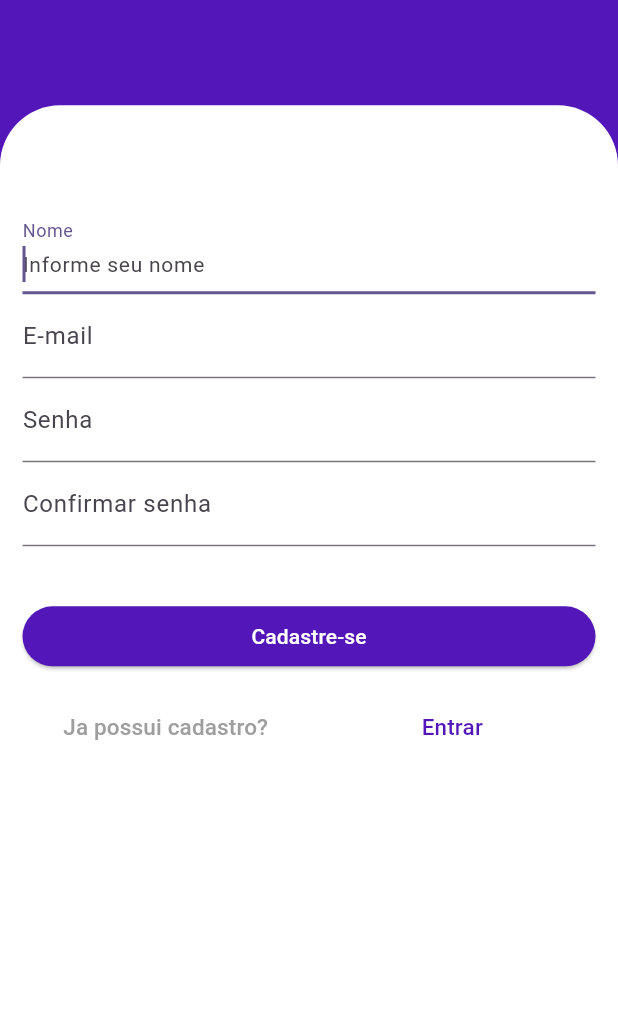
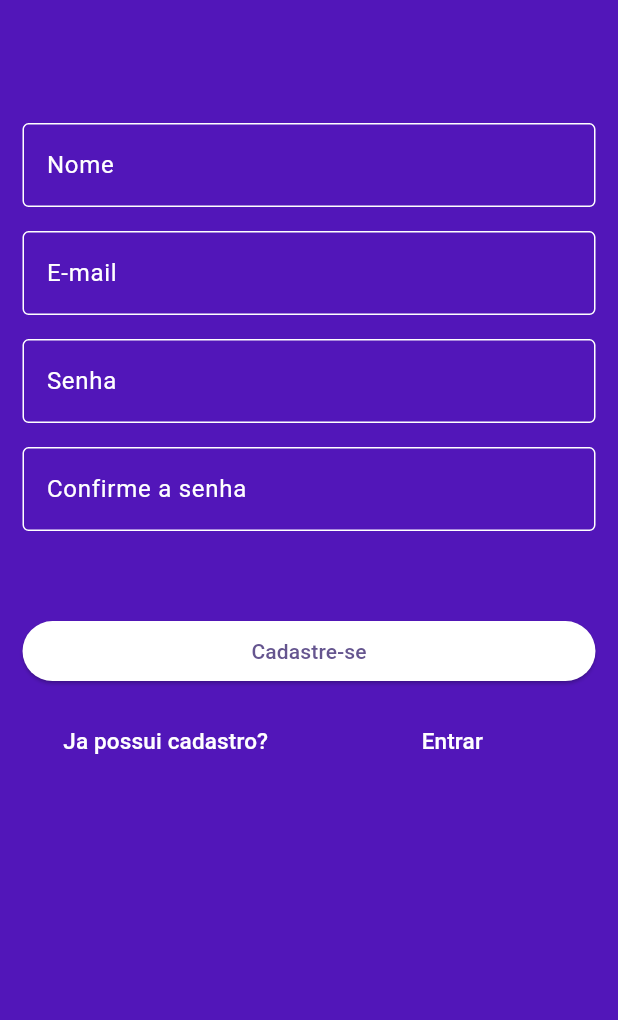
Before and after one commit to danielrocha28/Kairoz, a Flutter app: the RegisterPage screen opened by its route, on a phone screen of 412 x 824 dp, the part 216-1236 px from its top. Run offline on Flutter 3.47's test engine with Material 3 defaults, Android fonts, the phone set to English and light mode, and no system bars; our stand-ins replace carousel_slider, fl_chart, flutter_dotenv, flutter_speed_dial, youtube_player_flutter.

Commit message:
Padronizei as telas de login e cadastro

```diff
--- a/kairoz.app/lib/main.dart
+++ b/kairoz.app/lib/main.dart
@@ -4,6 +4,7 @@ import 'package:kairoz/pages/login_page.dart';
 import 'package:kairoz/pages/register_page.dart';
 
 import 'package:flutter_dotenv/flutter_dotenv.dart';
+import 'package:kairoz/widgets/tela_informacoes.dart';
 
 void main() async {
   await dotenv.load(fileName: ".env");
--- a/kairoz.app/lib/pages/home_page.dart
+++ b/kairoz.app/lib/pages/home_page.dart
@@ -1,6 +1,8 @@
 import 'package:flutter/material.dart';
 import 'package:flutter_speed_dial/flutter_speed_dial.dart';
 import 'package:kairoz/models/task_model.dart';
+import 'package:kairoz/widgets/grafico_pizza.dart';
+import 'package:kairoz/widgets/my_carousel.dart';
 
 class HomePage extends StatefulWidget {
   const HomePage({super.key});
@@ -29,6 +31,7 @@ class _HomePageState extends State<HomePage> {
         ),
         backgroundColor: const Color.fromARGB(255, 82, 22, 185),
       ),
+      // body: PieChartContainer(),
       body: Container(
         padding: const EdgeInsets.all(16.0),
         child: ListView(
--- a/kairoz.app/lib/pages/login_page.dart
+++ b/kairoz.app/lib/pages/login_page.dart
@@ -68,7 +68,11 @@ class _LoginPageState extends State<LoginPage> {
               child: Column(
                 mainAxisSize: MainAxisSize.min,
                 children: [
-                  const KairozLogo(),
+                  const Positioned(
+                    top: 20, // Distância do topo
+                    left: 20, // Distância da esquerda
+                    child: KairozLogo(),
+                  ),
                   const SizedBox(height: 16),
                   KairozOutlineInput(
                     labelText: 'Email',
--- a/kairoz.app/lib/pages/register_page.dart
+++ b/kairoz.app/lib/pages/register_page.dart
@@ -5,6 +5,7 @@ import 'package:http/http.dart' as http;
 import 'package:kairoz/services/register.service.dart';
 import 'package:kairoz/widgets/kairoz_input.dart';
 import 'package:kairoz/widgets/kairoz_logo.dart';
+import 'package:kairoz/widgets/kairoz_outline_input.dart';
 
 class RegisterPage extends StatefulWidget {
   const RegisterPage({super.key});
@@ -66,7 +67,7 @@ class _RegisterPageState extends State<RegisterPage> {
       backgroundColor: const Color.fromARGB(255, 82, 22, 185),
       body: Stack(
         children: [
-          const KairozLogo(),
+          const KairozLogo(), // Logo que vai sobrepor
           form(context),
         ],
       ),
@@ -76,16 +77,15 @@ class _RegisterPageState extends State<RegisterPage> {
   Container containerButtonRegister(BuildContext context) {
     return Container(
       height: 40.0,
-      margin: const EdgeInsets.only(top: 40.0),
+      margin: const EdgeInsets.only(top: 60.0),
       child: ElevatedButton(
         style: ButtonStyle(
           backgroundColor: WidgetStateProperty.all(
-            const Color.fromARGB(255, 82, 22, 185),
+            const Color.fromARGB(255, 255, 255, 255),
           ),
         ),
         child: const Text(
           "Cadastre-se",
-          style: TextStyle(color: Colors.white),
         ),
         onPressed: () {
           if (_formKey.currentState!.validate()) {
@@ -109,7 +109,7 @@ class _RegisterPageState extends State<RegisterPage> {
                 textAlign: TextAlign.center,
                 overflow: TextOverflow.ellipsis,
                 style: TextStyle(
-                  color: Colors.grey,
+                  color: Colors.white,
                   fontSize: 15,
                 ),
               ),
@@ -124,7 +124,7 @@ class _RegisterPageState extends State<RegisterPage> {
               child: const Text(
                 "Entrar",
                 style: TextStyle(
-                  color: Color.fromARGB(255, 82, 22, 185),
+                  color: Color.fromARGB(255, 255, 255, 255),
                   fontSize: 15,
                 ),
               ),
@@ -143,9 +143,9 @@ class _RegisterPageState extends State<RegisterPage> {
     return Align(
       alignment: Alignment.bottomCenter,
       child: Container(
-        height: heightScreen * 0.74,
+        height: heightScreen * 0.83,
         decoration: const BoxDecoration(
-          color: Colors.white,
+          color: Color.fromARGB(255, 82, 22, 185),
           borderRadius: BorderRadius.only(
             topLeft: Radius.circular(40.0),
             topRight: Radius.circular(40.0),
@@ -163,31 +163,29 @@ class _RegisterPageState extends State<RegisterPage> {
               child: Column(
                 crossAxisAlignment: CrossAxisAlignment.stretch,
                 children: <Widget>[
-                  KairozInput(
-                    title: "Nome",
+                  const SizedBox(height: 16),
+                  KairozOutlineInput(
                     controller: _tedName,
-                    hintText: "Informe seu nome",
+                    labelText: "Nome",
                     validator: (value) => validateField(value),
                   ),
-                  KairozInput(
-                    title: "E-mail",
+                  const SizedBox(height: 16),
+                  KairozOutlineInput(
                     controller: _tedEmail,
-                    hintText: "Informe o email",
+                    labelText: "E-mail",
                     validator: (value) => validateField(value),
                   ),
-                  KairozInput(
-                    title: "Senha",
+                  const SizedBox(height: 16),
+                  KairozOutlineInput(
                     controller: _tedPassword,
-                    obscureText: true,
-                    hintText: "Informe a senha",
+                    labelText: "Senha",
                     validator: (value) =>
                         validatePassword(value, _tedRepeatPassword.text),
                   ),
-                  KairozInput(
-                    title: "Confirmar senha",
-                    hintText: "Confirme a senha",
+                  const SizedBox(height: 16),
+                  KairozOutlineInput(
                     controller: _tedRepeatPassword,
-                    obscureText: true,
+                    labelText: "Confirme a senha",
                     validator: (value) =>
                         validatePassword(value, _tedPassword.text),
                   ),
```
Also changed, not shown: kairoz.app/lib/widgets/Grafico_Pizza.dart (+12 -8 lines), kairoz.app/lib/widgets/my_carousel.dart (renamed from kairoz.app/lib/widgets/Containers.dart, +24 -12 lines), kairoz.app/lib/widgets/tela_informacoes.dart (renamed from kairoz.app/lib/widgets/Telainformacoes.dart, +9 -8 lines), kairoz.app/pubspec.lock.
